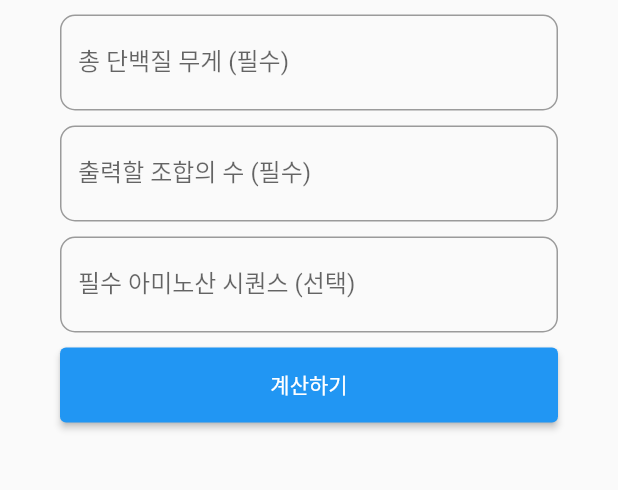
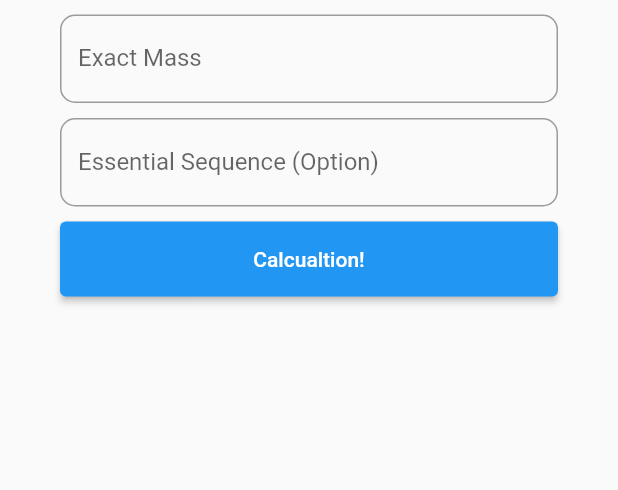
Before and after one commit to Gyeony95/Amino-Calc, a Flutter app: the screen it shows after launch, on a phone screen of 412 x 824 dp, the part 95-585 px from its top. Run offline on Flutter 3.47's test engine with Material 2 defaults, Android fonts, the phone set to English and light mode, and no system bars.

Commit message:
update : 영어로 수정

```diff
--- a/lib/mass_finder_screen.dart
+++ b/lib/mass_finder_screen.dart
@@ -1,6 +1,6 @@
 import 'dart:isolate';
 
-import 'package:mass_finder/alert_toast.dart';
+import 'package:mass_finder/util/alert_toast.dart';
 import 'package:mass_finder/mass_finder_helper.dart';
 import 'package:mass_finder/amino_model.dart';
 import 'package:mass_finder/loading_overlay.dart';
@@ -21,15 +21,12 @@ class _MassFinderScreenState extends State<MassFinderScreen> {
 
   double get _targetWeight => textToDouble(targetWeight.text);
 
-  int get _targetSize => textToInt(targetSize.text);
-
   List<AminoModel> resultList = [];
 
   final _receivePort = ReceivePort();
   bool isLoading = false;
 
   static double? totalWeight;
-  static int? totalSize;
 
   @override
   void initState() {
@@ -44,9 +41,6 @@ class _MassFinderScreenState extends State<MassFinderScreen> {
 
     targetWeight.addListener(() {
       totalWeight = _targetWeight * 100;
-    });
-    targetSize.addListener(() {
-      totalSize = _targetSize;
     });
   }
 
@@ -85,22 +79,15 @@ class _MassFinderScreenState extends State<MassFinderScreen> {
           const SizedBox(height: 10),
           NormalTextField(
             textController: targetWeight,
-            labelText: '총 단백질 무게 (필수)',
+            labelText: 'Exact Mass', // 총 단백질의 무게
             digitOnly: false,
-            hintText: '총 단백질 무게를 입력하세요(숫자만 입력)',
-          ),
-          const SizedBox(height: 10),
-          NormalTextField(
-            textController: targetSize,
-            labelText: '출력할 조합의 수 (필수)',
-            digitOnly: true,
-            hintText: '출력하고자 하는 조합의 수 입력(숫자만 입력)',
+            hintText: 'please enter exact mass(only digit)', // 숫자만 입력
           ),
           const SizedBox(height: 10),
           NormalTextField(
             textController: initAmino,
-            labelText: '필수 아미노산 시퀀스 (선택)',
-            hintText: '출력하고자 하는 조합의 수 입력(알파벳만 입력)',
+            labelText: 'Essential Sequence (Option)',
+            hintText: 'please enter essential sequence (olny alphabet)',
           ),
           const SizedBox(height: 10),
           ElevatedButton(
@@ -109,7 +96,7 @@ class _MassFinderScreenState extends State<MassFinderScreen> {
               width: double.infinity,
               height: 50,
               alignment: Alignment.center,
-              child: const Text('계산하기'),
+              child: const Text('Calcualtion!'),
             ),
           ),
           const SizedBox(height: 10),
@@ -144,10 +131,10 @@ class _MassFinderScreenState extends State<MassFinderScreen> {
       child: Column(
         crossAxisAlignment: CrossAxisAlignment.start,
         children: [
-          Text('아미노산 조합 : ${item.code}'),
+          Text('Sequence : ${item.code}'),
           // Text('물 증발 전 무게 : ${item.totalWeight}'),
           // Text('물 증발량 : ${item.waterWeight}'),
-          Text('분자량 : ${item.weight}'),
+          Text('Extra Mass : ${item.weight}'),
         ],
       ),
     );
@@ -175,7 +162,7 @@ class _MassFinderScreenState extends State<MassFinderScreen> {
 
   /// 계산하기 클릭 이벤트
   Future<void> onTapCalc(BuildContext context) async {
-    if (totalWeight == null || totalSize == null) {
+    if (totalWeight == null) {
       AlertToast.show(context: context, msg: '필수값을 입력해주세요.');
       return;
     }
@@ -183,12 +170,11 @@ class _MassFinderScreenState extends State<MassFinderScreen> {
     isLoading = true;
     setState(() {});
     double w = totalWeight ?? 0.0;
-    int s = totalSize ?? 0;
     String a = initAmino.text;
 
     try{
       Isolate.spawn<SendPort>(
-            (sp) => MassFinderHelper.calc(sp, w, s, a),
+            (sp) => MassFinderHelper.calc(sp, w, 20, a),
         _receivePort.sendPort,
       );
     }catch(e){
```
Also changed, not shown: lib/util/alert_toast.dart (renamed from lib/alert_toast.dart), 2 other files.
